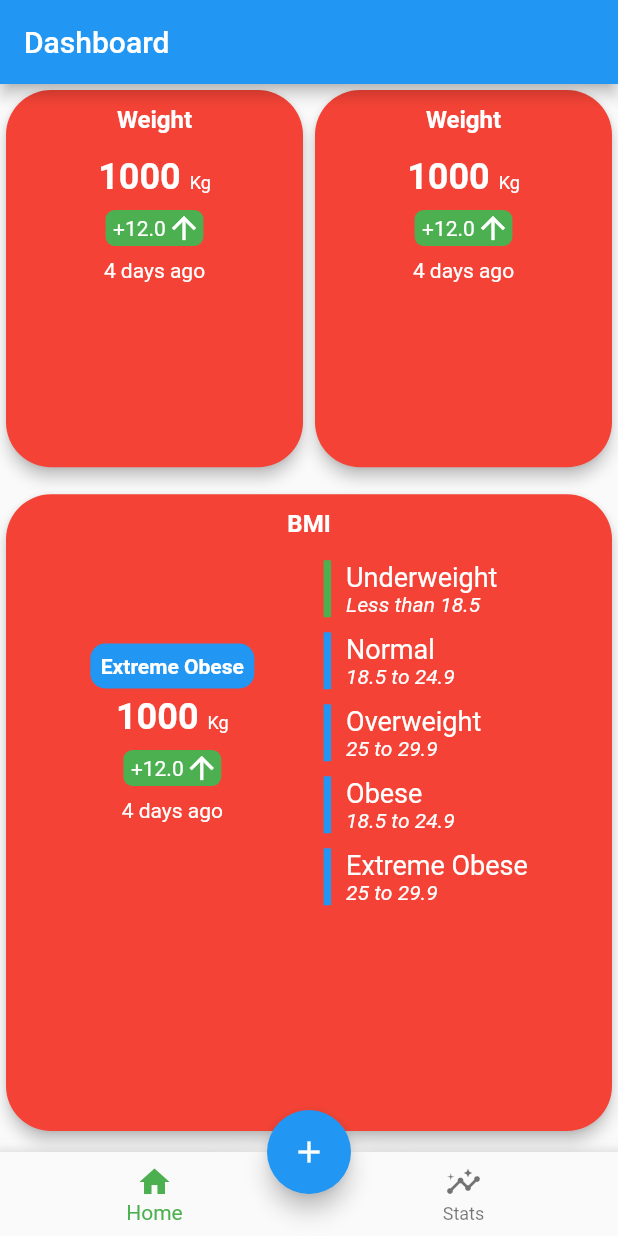
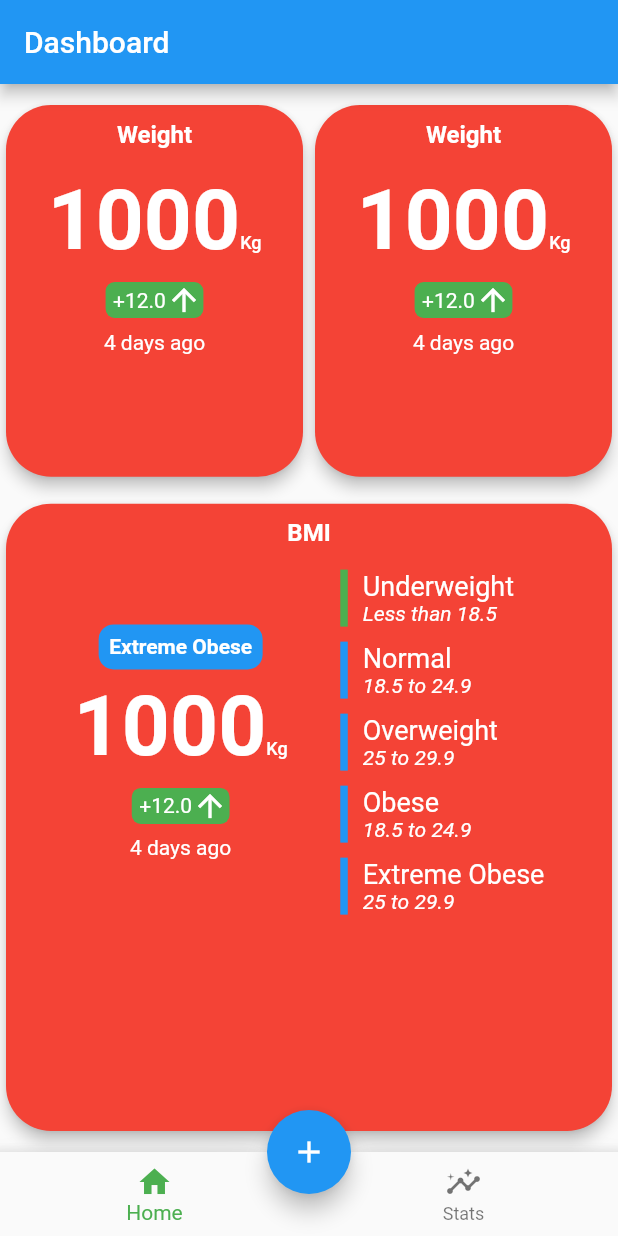
Before and after one commit to v4mpc/andromeda, a Flutter app: the screen it shows after launch, on a phone screen of 412 x 824 dp. Run offline on Flutter 3.47's test engine with Material 2 defaults, Android fonts, the phone set to English and light mode, and no system bars.

Commit message:
fixed some font sizes

```diff
--- a/lib/views/componets/metrics_container.dart
+++ b/lib/views/componets/metrics_container.dart
@@ -12,14 +12,14 @@ class MetricsContainer extends StatelessWidget {
       children: [
         RichText(
           text: TextSpan(
-              text: '1000 ',
+              text: '1000',
               style: TextStyle(
                   fontWeight: FontWeight.bold,
-                  fontSize: Theme.of(context).textTheme.headline5!.fontSize),
+                  fontSize: Theme.of(context).textTheme.headline2!.fontSize),
               children:[
                 TextSpan(
                     text: 'Kg',
-                    style: TextStyle(fontWeight: FontWeight.w400,fontSize: Theme.of(context).textTheme.caption!.fontSize)
+                    style: TextStyle(fontWeight: FontWeight.w500,fontSize: Theme.of(context).textTheme.caption!.fontSize)
                 )
               ]
           ),
--- a/lib/views/home_page.dart
+++ b/lib/views/home_page.dart
@@ -9,6 +9,7 @@ class HomePage extends StatelessWidget {
   Widget build(BuildContext context) {
     return Column(
       children: [
+        SizedBox(height: 10,),
         Expanded(
           flex: 3,
           child: Row(
```
